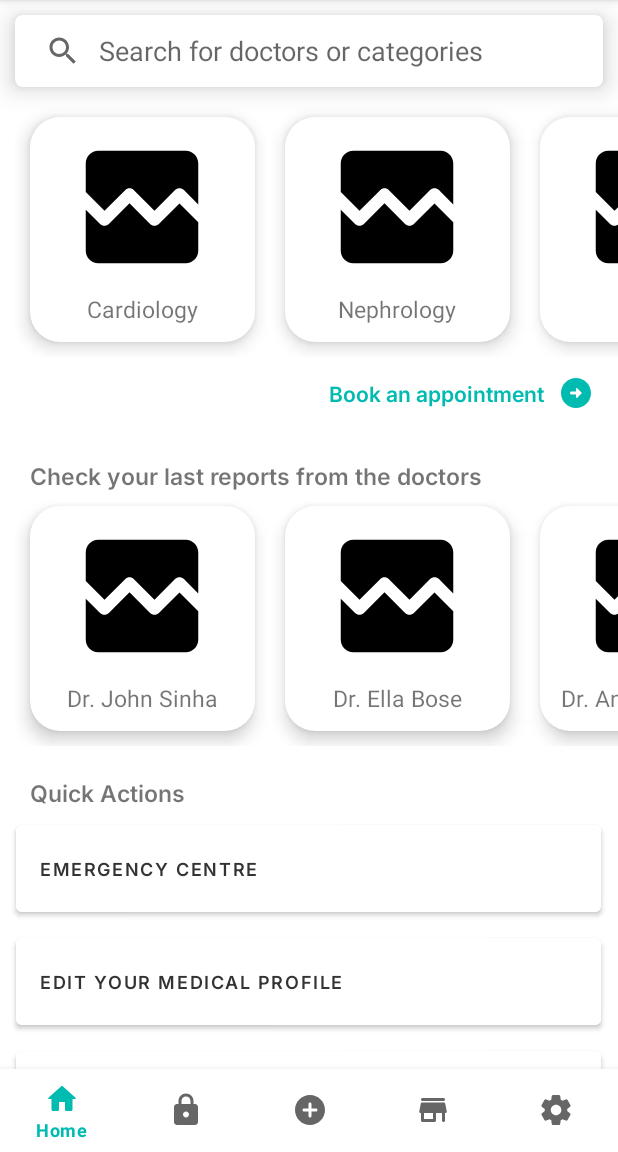
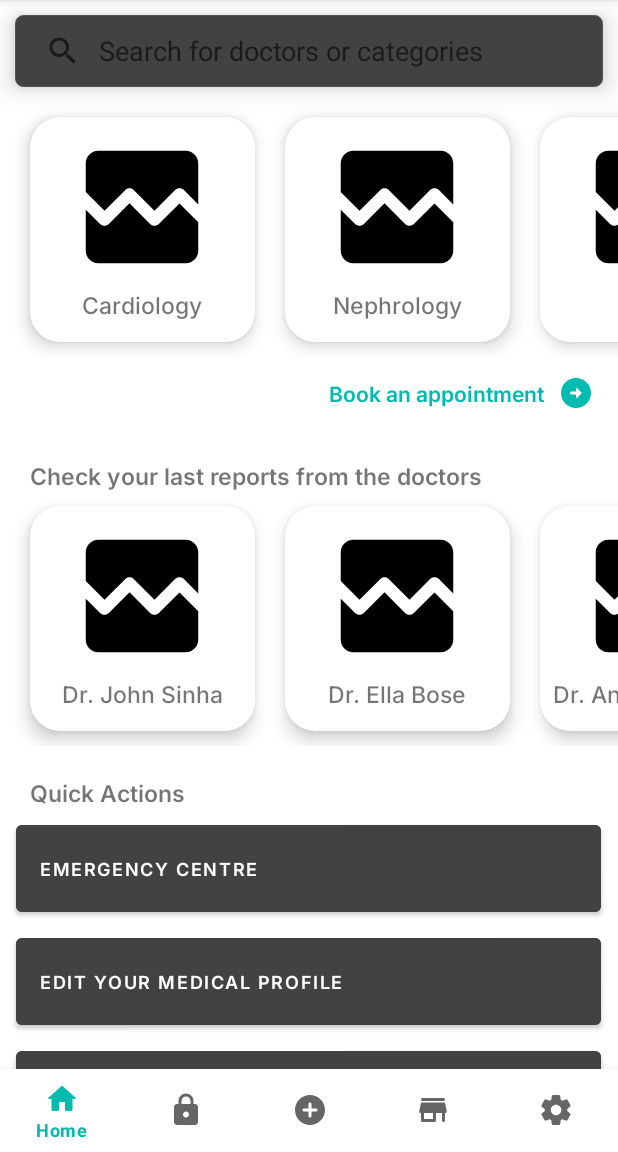
Before and after one commit to badKAPAV/vigor, an Android app: the screen it shows after launch (MainActivity), on a phone screen of 412 x 824 dp, the part 84-1236 px from its top. Run offline under Robolectric (Android 15) with nearby library versions, the phone set to English and light mode, and no system bars; our stand-ins replace CircleImageView, navigation-ui; Roboto replaces fonts that are not available here.

Commit message:
initial commit

```diff
--- a/app/build.gradle
+++ b/app/build.gradle
@@ -61,4 +61,6 @@ dependencies {
 
     implementation 'com.google.android.material:material:1.7.0'
 
+    implementation "androidx.cardview:cardview:1.0.0"
+
 }
--- /dev/null
+++ b/app/src/main/res/drawable/ic_edit.xml
@@ -0,0 +1,5 @@
+<vector android:height="24dp" android:tint="#727272"
+    android:viewportHeight="24" android:viewportWidth="24"
+    android:width="24dp" xmlns:android="http://schemas.android.com/apk/res/android">
+    <path android:fillColor="@android:color/white" android:pathData="M3,17.46v3.04c0,0.28 0.22,0.5 0.5,0.5h3.04c0.13,0 0.26,-0.05 0.35,-0.15L17.81,9.94l-3.75,-3.75L3.15,17.1c-0.1,0.1 -0.15,0.22 -0.15,0.36zM20.71,7.04c0.39,-0.39 0.39,-1.02 0,-1.41l-2.34,-2.34c-0.39,-0.39 -1.02,-0.39 -1.41,0l-1.83,1.83 3.75,3.75 1.83,-1.83z"/>
+</vector>
--- /dev/null
+++ b/app/src/main/res/drawable/ic_edit_note.xml
@@ -0,0 +1,5 @@
+<vector android:height="24dp" android:tint="#727272"
+    android:viewportHeight="24" android:viewportWidth="24"
+    android:width="24dp" xmlns:android="http://schemas.android.com/apk/res/android">
+    <path android:fillColor="@android:color/white" android:pathData="M14,11c0,0.55 -0.45,1 -1,1H4c-0.55,0 -1,-0.45 -1,-1s0.45,-1 1,-1h9C13.55,10 14,10.45 14,11zM3,7c0,0.55 0.45,1 1,1h9c0.55,0 1,-0.45 1,-1s-0.45,-1 -1,-1H4C3.45,6 3,6.45 3,7zM10,15c0,-0.55 -0.45,-1 -1,-1H4c-0.55,0 -1,0.45 -1,1s0.45,1 1,1h5C9.55,16 10,15.55 10,15zM18.01,12.87l0.71,-0.71c0.39,-0.39 1.02,-0.39 1.41,0l0.71,0.71c0.39,0.39 0.39,1.02 0,1.41l-0.71,0.71L18.01,12.87zM17.3,13.58l-5.16,5.16C12.05,18.83 12,18.95 12,19.09v1.41c0,0.28 0.22,0.5 0.5,0.5h1.41c0.13,0 0.26,-0.05 0.35,-0.15l5.16,-5.16L17.3,13.58z"/>
+</vector>
--- /dev/null
+++ b/app/src/main/res/drawable/ic_message.xml
@@ -0,0 +1,5 @@
+<vector android:autoMirrored="true" android:height="24dp"
+    android:tint="#727272" android:viewportHeight="24"
+    android:viewportWidth="24" android:width="24dp" xmlns:android="http://schemas.android.com/apk/res/android">
+    <path android:fillColor="@android:color/white" android:pathData="M20,2L4,2c-1.1,0 -1.99,0.9 -1.99,2L2,22l4,-4h14c1.1,0 2,-0.9 2,-2L22,4c0,-1.1 -0.9,-2 -2,-2zM17,14L7,14c-0.55,0 -1,-0.45 -1,-1s0.45,-1 1,-1h10c0.55,0 1,0.45 1,1s-0.45,1 -1,1zM17,11L7,11c-0.55,0 -1,-0.45 -1,-1s0.45,-1 1,-1h10c0.55,0 1,0.45 1,1s-0.45,1 -1,1zM17,8L7,8c-0.55,0 -1,-0.45 -1,-1s0.45,-1 1,-1h10c0.55,0 1,0.45 1,1s-0.45,1 -1,1z"/>
+</vector>
--- /dev/null
+++ b/app/src/main/res/drawable/ic_phone.xml
@@ -0,0 +1,5 @@
+<vector android:height="24dp" android:tint="#727272"
+    android:viewportHeight="24" android:viewportWidth="24"
+    android:width="24dp" xmlns:android="http://schemas.android.com/apk/res/android">
+    <path android:fillColor="@android:color/white" android:pathData="M17,1.01L7,1c-1.1,0 -2,0.9 -2,2v18c0,1.1 0.9,2 2,2h10c1.1,0 2,-0.9 2,-2V3c0,-1.1 -0.9,-1.99 -2,-1.99zM17,19H7V5h10v14z"/>
+</vector>
--- a/app/src/main/res/drawable/search_bar_shape.xml
+++ b/app/src/main/res/drawable/search_bar_shape.xml
@@ -6,8 +6,11 @@
         android:width="240dp"
         android:height="30dp"/>
     <solid
-        android:color="@color/white"/>
+        android:color="#424242"/>
     <corners
         android:radius="5dp"/>
+    <stroke
+        android:width="0.1dp"
+        android:color="#555555"/>
 
 </shape>
--- /dev/null
+++ b/app/src/main/res/font/inter_medium.xml
@@ -0,0 +1,7 @@
+<?xml version="1.0" encoding="utf-8"?>
+<font-family xmlns:app="http://schemas.android.com/apk/res-auto"
+        app:fontProviderAuthority="com.google.android.gms.fonts"
+        app:fontProviderPackage="com.google.android.gms"
+        app:fontProviderQuery="name=Inter&amp;weight=500"
+        app:fontProviderCerts="@array/com_google_android_gms_fonts_certs">
+</font-family>
--- a/app/src/main/res/layout/fragment_home.xml
+++ b/app/src/main/res/layout/fragment_home.xml
@@ -67,7 +67,8 @@
                             <TextView
                                 android:layout_width="wrap_content"
                                 android:layout_height="wrap_content"
-                                android:layout_marginTop="7dp"
+                                android:layout_marginTop="4dp"
+                                android:fontFamily="@font/inter_medium"
                                 android:text="Cardiology"
                                 android:textSize="15dp">                    <!--TEXT HERE-->
 
@@ -105,7 +106,8 @@
                             <TextView
                                 android:layout_width="wrap_content"
                                 android:layout_height="wrap_content"
-                                android:layout_marginTop="7dp"
+                                android:layout_marginTop="4dp"
+                                android:fontFamily="@font/inter_medium"
                                 android:text="Nephrology"
                                 android:textSize="15dp">                      <!--TEXT HERE-->
 
@@ -143,7 +145,8 @@
                             <TextView
                                 android:layout_width="wrap_content"
                                 android:layout_height="wrap_content"
-                                android:layout_marginTop="7dp"
+                                android:layout_marginTop="4dp"
+                                android:fontFamily="@font/inter_medium"
                                 android:text="ENT"
                                 android:textSize="15dp">                    <!--TEXT HERE-->
 
@@ -181,8 +184,9 @@
                             <TextView
                                 android:layout_width="wrap_content"
                                 android:layout_height="wrap_content"
-                                android:layout_marginTop="7dp"
+                                android:layout_marginTop="4dp"
                                 android:text="Gastroenterology"
+                                android:fontFamily="@font/inter_medium"
                                 android:textSize="15dp">                      <!--TEXT HERE-->
 
                             </TextView>
@@ -219,9 +223,49 @@
                             <TextView
                                 android:layout_width="wrap_content"
                                 android:layout_height="wrap_content"
-                                android:layout_marginTop="7dp"
+                                android:layout_marginTop="4dp"
+                                android:fontFamily="@font/inter_medium"
                                 android:text="Gynaecology"
                                 android:textSize="15dp">                     <!--TEXT HERE-->
+
+                            </TextView>
+
+
+                        </LinearLayout>
+
+                    </androidx.cardview.widget.CardView>
+
+                    <androidx.cardview.widget.CardView
+                        android:layout_width="150dp"
+                        android:layout_height="150dp"
+                        android:layout_marginLeft="10dp"
+                        android:layout_marginTop="10dp"
+                        android:layout_marginRight="10dp"
+                        android:layout_marginBottom="10dp"
+                        app:cardCornerRadius="20dp"
+                        app:cardElevation="7dp">
+
+                        <LinearLayout
+                            android:layout_width="match_parent"
+                            android:layout_height="wrap_content"
+                            android:gravity="center_horizontal"
+                            android:orientation="vertical">                 <!--COPY  FOR MORE CARDS-->
+
+                            <de.hdodenhof.circleimageview.CircleImageView
+                                android:layout_width="100dp"
+                                android:layout_height="100dp"
+                                android:layout_marginTop="10dp"
+                                android:src="@drawable/ic_broken_image">    <!--IMAGE HERE-->
+
+                            </de.hdodenhof.circleimageview.CircleImageView>
+
+                            <TextView
+                                android:layout_width="wrap_content"
+                                android:layout_height="wrap_content"
+                                android:layout_marginTop="4dp"
+                                android:text="Orthology"
+                                android:fontFamily="@font/inter_medium"
+                                android:textSize="15dp">                    <!--TEXT HERE-->
 
                             </TextView>
 
@@ -336,8 +380,9 @@
                             <TextView
                                 android:layout_width="wrap_content"
                                 android:layout_height="wrap_content"
-                                android:layout_marginTop="7dp"
+                                android:layout_marginTop="4dp"
                                 android:text="Dr. John Sinha"
+                                android:fontFamily="@font/inter_medium"
                                 android:textSize="15dp">                    <!--TEXT HERE-->
 
                             </TextView>
@@ -373,8 +418,9 @@
                             <TextView
                                 android:layout_width="wrap_content"
                                 android:layout_height="wrap_content"
-                                android:layout_marginTop="7dp"
+                                android:layout_marginTop="4dp"
                                 android:text="Dr. Ella Bose"
+                                android:fontFamily="@font/inter_medium"
                                 android:textSize="15dp">                    <!--TEXT HERE-->
 
                             </TextView>
@@ -410,8 +456,9 @@
                             <TextView
                                 android:layout_width="wrap_content"
                                 android:layout_height="wrap_content"
-                                android:layout_marginTop="7dp"
+                                android:layout_marginTop="4dp"
                                 android:text="Dr. Anne Rhoades"
+                                android:fontFamily="@font/inter_medium"
                                 android:textSize="15dp">                    <!--TEXT HERE-->
 
                             </TextView>
@@ -440,13 +487,13 @@
                 android:layout_gravity="center_horizontal"
                 android:layout_marginTop="5dp"
                 android:layout_marginRight="0dp"
-                android:backgroundTint="@color/white"
+                android:backgroundTint="#424242"
                 android:elevation="7dp"
                 android:fontFamily="@font/inter_semibold"
                 android:text="Emergency centre"
                 android:textAlignment="viewStart"
-                android:textColor="@color/not_black"
                 android:textSize="12sp"
+                android:textColor="@color/white"
                 tools:ignore="RtlCompat" />
 
             <Button
@@ -456,12 +503,12 @@
                 android:layout_gravity="center_horizontal"
                 android:layout_marginTop="5dp"
                 android:layout_marginRight="0dp"
-                android:backgroundTint="@color/white"
+                android:backgroundTint="#424242"
                 android:elevation="7dp"
                 android:fontFamily="@font/inter_semibold"
                 android:text="Edit your medical profile"
                 android:textAlignment="viewStart"
-                android:textColor="@color/not_black"
+                android:textColor="@color/white"
                 android:textSize="12sp"
                 tools:ignore="RtlCompat" />
 
@@ -472,12 +519,12 @@
                 android:layout_gravity="center_horizontal"
                 android:layout_marginTop="5dp"
                 android:layout_marginRight="0dp"
-                android:backgroundTint="@color/white"
+                android:backgroundTint="#424242"
                 android:elevation="7dp"
                 android:fontFamily="@font/inter_semibold"
                 android:text="open personal vault"
                 android:textAlignment="viewStart"
-                android:textColor="@color/not_black"
+                android:textColor="@color/white"
                 android:textSize="12sp"
                 tools:ignore="RtlCompat" />
 
@@ -488,12 +535,12 @@
                 android:layout_gravity="center_horizontal"
                 android:layout_marginTop="10dp"
                 android:layout_marginRight="0dp"
-                android:backgroundTint="@color/white"
+                android:backgroundTint="#424242"
                 android:elevation="7dp"
                 android:fontFamily="@font/inter_semibold"
                 android:text="buy medicines"
                 android:textAlignment="viewStart"
-                android:textColor="@color/not_black"
+                android:textColor="@color/white"
                 android:textSize="12sp"
                 tools:ignore="RtlCompat" />
 
--- a/app/src/main/res/navigation/nav_graph.xml
+++ b/app/src/main/res/navigation/nav_graph.xml
@@ -17,7 +17,8 @@
         <action
             android:id="@+id/action_homeFragment_to_appointmentFormFragment"
             app:destination="@id/appointmentFormFragment"
-            app:enterAnim="@android:anim/slide_in_left" />
+            app:enterAnim="@android:anim/slide_in_left"
+            app:exitAnim="@android:anim/slide_out_right" />
     </fragment>
 
     <fragment
@@ -54,7 +55,14 @@
         android:id="@+id/settingsFragment"
         android:name="com.example.vigor.mainFragments.SettingsFragment"
         android:label="Settings"
-        tools:layout="@layout/fragment_settings" />
+        tools:layout="@layout/fragment_settings" >
+        <action
+            android:id="@+id/action_settingsFragment_to_accountSettingsFragment"
+            app:destination="@id/accountSettingsFragment" />
+        <action
+            android:id="@+id/action_settingsFragment_to_helpFragment"
+            app:destination="@id/helpFragment" />
+    </fragment>
 
     <fragment
         android:id="@+id/appointmentFormFragment"
@@ -67,6 +75,24 @@
             app:enterAnim="@android:anim/slide_in_left"
             app:exitAnim="@android:anim/slide_out_right" />
     </fragment>
+    <fragment
+        android:id="@+id/accountSettingsFragment"
+        android:name="com.example.vigor.pageFragments.AccountSettingsFragment"
+        android:label="Account Settings"
+        tools:layout="@layout/fragment_account_settings">
+        <action
+            android:id="@+id/action_accountSettingsFragment_to_settingsFragment"
+            app:destination="@id/settingsFragment" />
+    </fragment>
+    <fragment
+        android:id="@+id/helpFragment"
+        android:name="com.example.vigor.HelpFragment"
+        android:label="No help for you bitch"
+        tools:layout="@layout/fragment_help">
+        <action
+            android:id="@+id/action_helpFragment_to_settingsFragment"
+            app:destination="@id/settingsFragment" />
+    </fragment>
 
 
 </navigation>
--- a/app/src/main/res/values-night/themes.xml
+++ b/app/src/main/res/values-night/themes.xml
@@ -1,8 +1,8 @@
 <resources xmlns:tools="http://schemas.android.com/tools">
     <!-- Base application theme. -->
-    <style name="Theme.Vigor" parent="Theme.AppCompat.DayNight.DarkActionBar">
+    <style name="Theme.Vigor" parent="Theme.MaterialComponents.DayNight.DarkActionBar">
         <!-- Primary brand color. -->
-        <item name="colorPrimary">#3E3E3E</item>
+        <item name="colorPrimary">@color/vigor_teal</item>
         <item name="colorPrimaryVariant">@color/teal_700</item>
         <item name="colorOnPrimary">@color/black</item>
         <!-- Secondary brand color. -->
--- a/app/src/main/res/values/preloaded_fonts.xml
+++ b/app/src/main/res/values/preloaded_fonts.xml
@@ -2,6 +2,7 @@
 <resources>
     <array name="preloaded_fonts" translatable="false">
         <item>@font/inter_light</item>
+        <item>@font/inter_medium</item>
         <item>@font/inter_semibold</item>
         <item>@font/italiana</item>
     </array>
```
Also changed, not shown: app/src/main/java/com/example/vigor/HelpFragment.kt (added, +19 -0 lines), app/src/main/java/com/example/vigor/mainFragments/SettingsFragment.kt (+17 -6 lines), app/src/main/java/com/example/vigor/pageFragments/AccountSettingsFragment.kt (added, +20 -0 lines), app/src/main/res/layout/fragment_account_settings.xml (added, +126 -0 lines), app/src/main/res/layout/fragment_appointment_form.xml (+5 -2 lines), app/src/main/res/layout/fragment_help.xml (added, +15 -0 lines), app/src/main/res/layout/fragment_settings.xml (+23 -8 lines).
